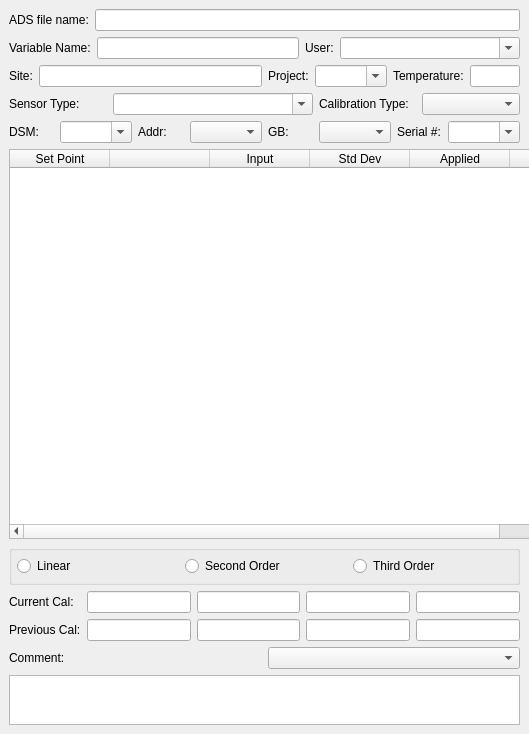
NCAR/nidas, file src/nidas/apps/edit_cal/CalibrationForm.ui: the form before one commit.
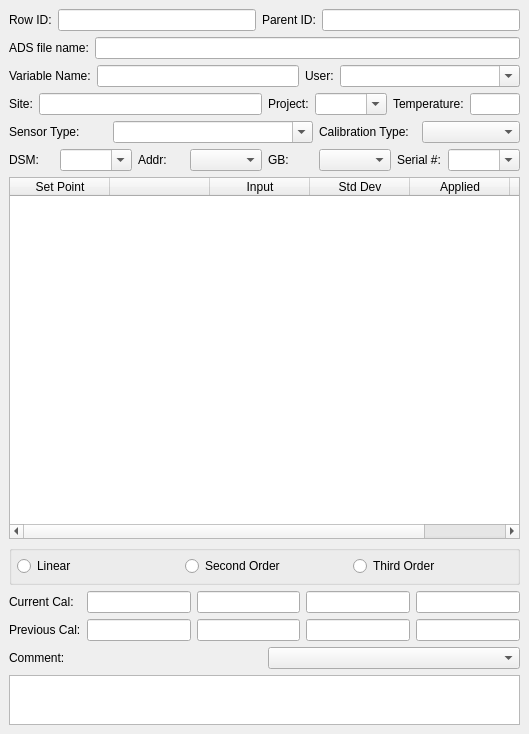
The form after the commit.

Diff of the .ui file:
```diff
--- a/src/nidas/apps/edit_cal/CalibrationForm.ui
+++ b/src/nidas/apps/edit_cal/CalibrationForm.ui
@@ -20,7 +20,7 @@
   <property name="minimumSize">
    <size>
     <width>300</width>
-    <height>600</height>
+    <height>200</height>
    </size>
   </property>
   <property name="maximumSize">
@@ -47,6 +47,50 @@
      <property name="margin">
       <number>0</number>
      </property>
+     <item>
+      <layout class="QHBoxLayout">
+       <property name="spacing">
+        <number>6</number>
+       </property>
+       <property name="margin">
+        <number>0</number>
+       </property>
+       <item>
+        <widget class="QLabel" name="ridLabel">
+         <property name="text">
+          <string>Row ID:</string>
+         </property>
+         <property name="buddy">
+          <cstring>_ridTxt</cstring>
+         </property>
+        </widget>
+       </item>
+       <item>
+        <widget class="QLineEdit" name="_ridTxt">
+         <property name="readOnly">
+          <bool>true</bool>
+         </property>
+        </widget>
+       </item>
+       <item>
+        <widget class="QLabel" name="pidLabel">
+         <property name="text">
+          <string>Parent ID:</string>
+         </property>
+         <property name="buddy">
+          <cstring>_pidTxt</cstring>
+         </property>
+        </widget>
+       </item>
+       <item>
+        <widget class="QLineEdit" name="_pidTxt">
+         <property name="readOnly">
+          <bool>true</bool>
+         </property>
+        </widget>
+       </item>
+      </layout>
+     </item>
      <item>
       <layout class="QHBoxLayout">
        <property name="spacing">
@@ -308,7 +352,7 @@
     <widget class="QTableWidget" name="_tableWidget">
      <property name="minimumSize">
       <size>
-       <width>600</width>
+       <width>300</width>
        <height>20</height>
       </size>
      </property>
```
Left out of the diff: 6 changed lines with no effect on the pictures.
